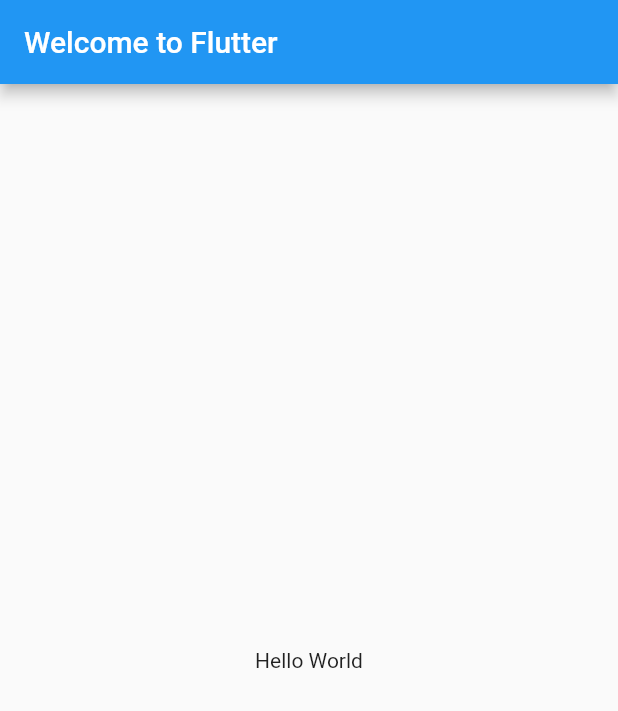
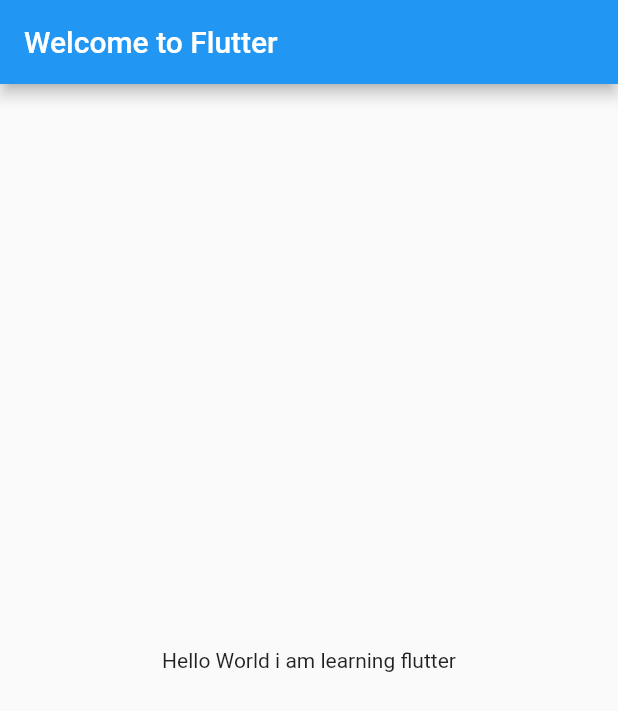
Before and after one commit to Vignesh-shenoy-10/Flutter-demo-application, a Flutter app: the screen it shows after launch, on a phone screen of 412 x 824 dp. Shown: the top 711 px of the screen. Run offline on Flutter 3.47's test engine with Material 2 defaults, Android fonts, the phone set to English and light mode, and no system bars.

Commit message:
First commit

```diff
--- a/lib/main.dart
+++ b/lib/main.dart
@@ -20,7 +20,7 @@ class MyApp extends StatelessWidget {
           title: const Text('Welcome to Flutter'),
         ),
         body: const Center(
-          child: Text('Hello World'),
+          child: Text('Hello World i am learning flutter'),
         ),
       ),
     );
```
